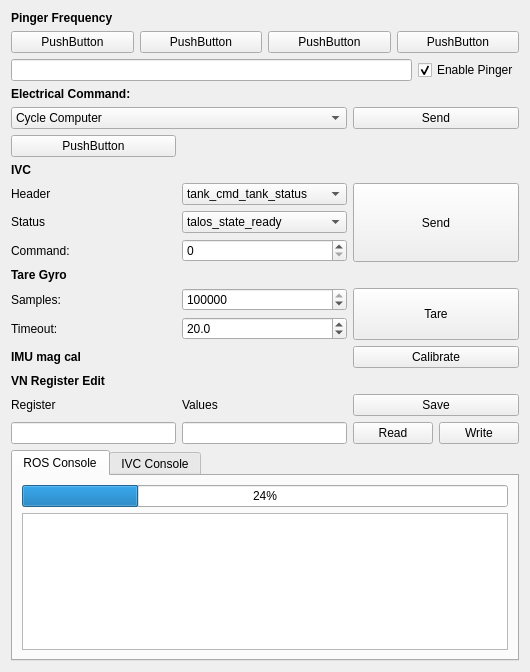
Above: riptide_rviz/riptide_rviz/src/ElectricalPanel.ui from osu-uwrt/riptide_gui before the change. Below: the same form after it.
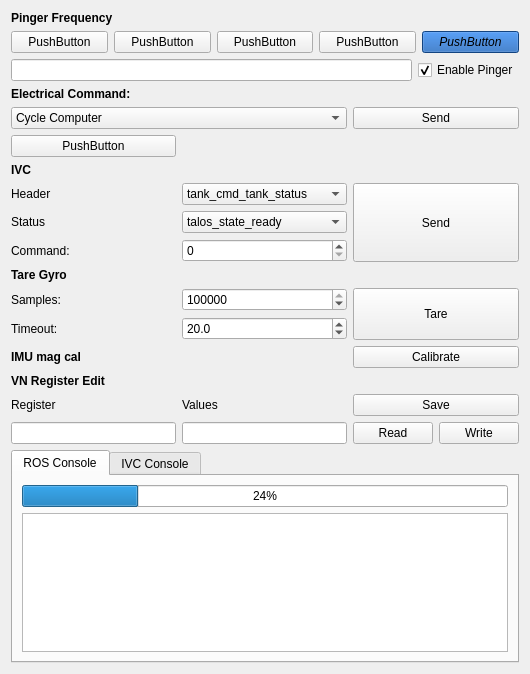
That is the form after the change.

Commit message: Add debug  frequency

Patch:
```diff
--- a/riptide_rviz/riptide_rviz/src/ElectricalPanel.ui
+++ b/riptide_rviz/riptide_rviz/src/ElectricalPanel.ui
@@ -7,7 +7,7 @@
     <x>0</x>
     <y>0</y>
     <width>530</width>
-    <height>672</height>
+    <height>674</height>
    </rect>
   </property>
   <property name="sizePolicy">
@@ -478,6 +478,463 @@
        </property>
       </widget>
      </item>
+     <item>
+      <widget class="QPushButton" name="pingerFreq5">
+       <property name="palette">
+        <palette>
+         <active>
+          <colorrole role="WindowText">
+           <brush brushstyle="SolidPattern">
+            <color alpha="255">
+             <red>0</red>
+             <green>0</green>
+             <blue>0</blue>
+            </color>
+           </brush>
+          </colorrole>
+          <colorrole role="Button">
+           <brush brushstyle="SolidPattern">
+            <color alpha="255">
+             <red>26</red>
+             <green>95</green>
+             <blue>180</blue>
+            </color>
+           </brush>
+          </colorrole>
+          <colorrole role="Light">
+           <brush brushstyle="SolidPattern">
+            <color alpha="255">
+             <red>52</red>
+             <green>143</green>
+             <blue>255</blue>
+            </color>
+           </brush>
+          </colorrole>
+          <colorrole role="Midlight">
+           <brush brushstyle="SolidPattern">
+            <color alpha="255">
+             <red>39</red>
+             <green>119</green>
+             <blue>217</blue>
+            </color>
+           </brush>
+          </colorrole>
+          <colorrole role="Dark">
+           <brush brushstyle="SolidPattern">
+            <color alpha="255">
+             <red>13</red>
+             <green>47</green>
+             <blue>90</blue>
+            </color>
+           </brush>
+          </colorrole>
+          <colorrole role="Mid">
+           <brush brushstyle="SolidPattern">
+            <color alpha="255">
+             <red>17</red>
+             <green>63</green>
+             <blue>120</blue>
+            </color>
+           </brush>
+          </colorrole>
+          <colorrole role="Text">
+           <brush brushstyle="SolidPattern">
+            <color alpha="255">
+             <red>0</red>
+             <green>0</green>
+             <blue>0</blue>
+            </color>
+           </brush>
+          </colorrole>
+          <colorrole role="BrightText">
+           <brush brushstyle="SolidPattern">
+            <color alpha="255">
+             <red>255</red>
+             <green>255</green>
+             <blue>255</blue>
+            </color>
+           </brush>
+          </colorrole>
+          <colorrole role="ButtonText">
+           <brush brushstyle="SolidPattern">
+            <color alpha="255">
+             <red>0</red>
+             <green>0</green>
+             <blue>0</blue>
+            </color>
+           </brush>
+          </colorrole>
+          <colorrole role="Base">
+           <brush brushstyle="SolidPattern">
+            <color alpha="255">
+             <red>255</red>
+             <green>255</green>
+             <blue>255</blue>
+            </color>
+           </brush>
+          </colorrole>
+          <colorrole role="Window">
+           <brush brushstyle="SolidPattern">
+            <color alpha="255">
+             <red>26</red>
+             <green>95</green>
+             <blue>180</blue>
+            </color>
+           </brush>
+          </colorrole>
+          <colorrole role="Shadow">
+           <brush brushstyle="SolidPattern">
+            <color alpha="255">
+             <red>0</red>
+             <green>0</green>
+             <blue>0</blue>
+            </color>
+           </brush>
+          </colorrole>
+          <colorrole role="AlternateBase">
+           <brush brushstyle="SolidPattern">
+            <color alpha="255">
+             <red>140</red>
+             <green>175</green>
+             <blue>217</blue>
+            </color>
+           </brush>
+          </colorrole>
+          <colorrole role="ToolTipBase">
+           <brush brushstyle="SolidPattern">
+            <color alpha="255">
+             <red>255</red>
+             <green>255</green>
+             <blue>220</blue>
+            </color>
+           </brush>
+          </colorrole>
+          <colorrole role="ToolTipText">
+           <brush brushstyle="SolidPattern">
+            <color alpha="255">
+             <red>0</red>
+             <green>0</green>
+             <blue>0</blue>
+            </color>
+           </brush>
+          </colorrole>
+          <colorrole role="PlaceholderText">
+           <brush brushstyle="SolidPattern">
+            <color alpha="128">
+             <red>0</red>
+             <green>0</green>
+             <blue>0</blue>
+            </color>
+           </brush>
+          </colorrole>
+         </active>
+         <inactive>
+          <colorrole role="WindowText">
+           <brush brushstyle="SolidPattern">
+            <color alpha="255">
+             <red>0</red>
+             <green>0</green>
+             <blue>0</blue>
+            </color>
+           </brush>
+          </colorrole>
+          <colorrole role="Button">
+           <brush brushstyle="SolidPattern">
+            <color alpha="255">
+             <red>26</red>
+             <green>95</green>
+             <blue>180</blue>
+            </color>
+           </brush>
+          </colorrole>
+          <colorrole role="Light">
+           <brush brushstyle="SolidPattern">
+            <color alpha="255">
+             <red>52</red>
+             <green>143</green>
+             <blue>255</blue>
+            </color>
+           </brush>
+          </colorrole>
+          <colorrole role="Midlight">
+           <brush brushstyle="SolidPattern">
+            <color alpha="255">
+             <red>39</red>
+             <green>119</green>
+             <blue>217</blue>
+            </color>
+           </brush>
+          </colorrole>
+          <colorrole role="Dark">
+           <brush brushstyle="SolidPattern">
+            <color alpha="255">
+             <red>13</red>
+             <green>47</green>
+             <blue>90</blue>
+            </color>
+           </brush>
+          </colorrole>
+          <colorrole role="Mid">
+           <brush brushstyle="SolidPattern">
+            <color alpha="255">
+             <red>17</red>
+             <green>63</green>
+             <blue>120</blue>
+            </color>
+           </brush>
+          </colorrole>
+          <colorrole role="Text">
+           <brush brushstyle="SolidPattern">
+            <color alpha="255">
+             <red>0</red>
+             <green>0</green>
+             <blue>0</blue>
+            </color>
+           </brush>
+          </colorrole>
+          <colorrole role="BrightText">
+           <brush brushstyle="SolidPattern">
+            <color alpha="255">
+             <red>255</red>
+             <green>255</green>
+             <blue>255</blue>
+            </color>
+           </brush>
+          </colorrole>
+          <colorrole role="ButtonText">
+           <brush brushstyle="SolidPattern">
+            <color alpha="255">
+             <red>0</red>
+             <green>0</green>
+             <blue>0</blue>
+            </color>
+           </brush>
+          </colorrole>
+          <colorrole role="Base">
+           <brush brushstyle="SolidPattern">
+            <color alpha="255">
+             <red>255</red>
+             <green>255</green>
+             <blue>255</blue>
+            </color>
+           </brush>
+          </colorrole>
+          <colorrole role="Window">
+           <brush brushstyle="SolidPattern">
+            <color alpha="255">
+             <red>26</red>
+             <green>95</green>
+             <blue>180</blue>
+            </color>
+           </brush>
+          </colorrole>
+          <colorrole role="Shadow">
+           <brush brushstyle="SolidPattern">
+            <color alpha="255">
+             <red>0</red>
+             <green>0</green>
+             <blue>0</blue>
+            </color>
+           </brush>
+          </colorrole>
+          <colorrole role="AlternateBase">
+           <brush brushstyle="SolidPattern">
+            <color alpha="255">
+             <red>140</red>
+             <green>175</green>
+             <blue>217</blue>
+            </color>
+           </brush>
+          </colorrole>
+          <colorrole role="ToolTipBase">
+           <brush brushstyle="SolidPattern">
+            <color alpha="255">
+             <red>255</red>
+             <green>255</green>
+             <blue>220</blue>
+            </color>
+           </brush>
+          </colorrole>
+          <colorrole role="ToolTipText">
+           <brush brushstyle="SolidPattern">
+            <color alpha="255">
+             <red>0</red>
+             <green>0</green>
+             <blue>0</blue>
+            </color>
+           </brush>
+          </colorrole>
+          <colorrole role="PlaceholderText">
+           <brush brushstyle="SolidPattern">
+            <color alpha="128">
+             <red>0</red>
+             <green>0</green>
+             <blue>0</blue>
+            </color>
+           </brush>
+          </colorrole>
+         </inactive>
+         <disabled>
+          <colorrole role="WindowText">
+           <brush brushstyle="SolidPattern">
+            <color alpha="255">
+             <red>13</red>
+             <green>47</green>
+             <blue>90</blue>
+            </color>
+           </brush>
+          </colorrole>
+          <colorrole role="Button">
+           <brush brushstyle="SolidPattern">
+            <color alpha="255">
+             <red>26</red>
+             <green>95</green>
+             <blue>180</blue>
+            </color>
+           </brush>
+          </colorrole>
+          <colorrole role="Light">
+           <brush brushstyle="SolidPattern">
+            <color alpha="255">
+             <red>52</red>
+             <green>143</green>
+             <blue>255</blue>
+            </color>
+           </brush>
+          </colorrole>
+          <colorrole role="Midlight">
+           <brush brushstyle="SolidPattern">
+            <color alpha="255">
+             <red>39</red>
+             <green>119</green>
+             <blue>217</blue>
+            </color>
+           </brush>
+          </colorrole>
+          <colorrole role="Dark">
+           <brush brushstyle="SolidPattern">
+            <color alpha="255">
+             <red>13</red>
+             <green>47</green>
+             <blue>90</blue>
+            </color>
+           </brush>
+          </colorrole>
+          <colorrole role="Mid">
+           <brush brushstyle="SolidPattern">
+            <color alpha="255">
+             <red>17</red>
+             <green>63</green>
+             <blue>120</blue>
+            </color>
+           </brush>
+          </colorrole>
+          <colorrole role="Text">
+           <brush brushstyle="SolidPattern">
+            <color alpha="255">
+             <red>13</red>
+             <green>47</green>
+             <blue>90</blue>
+            </color>
+           </brush>
+          </colorrole>
+          <colorrole role="BrightText">
+           <brush brushstyle="SolidPattern">
+            <color alpha="255">
+             <red>255</red>
+             <green>255</green>
+             <blue>255</blue>
+            </color>
+           </brush>
+          </colorrole>
+          <colorrole role="ButtonText">
+           <brush brushstyle="SolidPattern">
+            <color alpha="255">
+             <red>13</red>
+             <green>47</green>
+             <blue>90</blue>
+            </color>
+           </brush>
+          </colorrole>
+          <colorrole role="Base">
+           <brush brushstyle="SolidPattern">
+            <color alpha="255">
+             <red>26</red>
+             <green>95</green>
+             <blue>180</blue>
+            </color>
+           </brush>
+          </colorrole>
+          <colorrole role="Window">
+           <brush brushstyle="SolidPattern">
+            <color alpha="255">
+             <red>26</red>
+             <green>95</green>
+             <blue>180</blue>
+            </color>
+           </brush>
+          </colorrole>
+          <colorrole role="Shadow">
+           <brush brushstyle="SolidPattern">
+            <color alpha="255">
+             <red>0</red>
+             <green>0</green>
+             <blue>0</blue>
+            </color>
+           </brush>
+          </colorrole>
+          <colorrole role="AlternateBase">
+           <brush brushstyle="SolidPattern">
+            <color alpha="255">
+             <red>26</red>
+             <green>95</green>
+             <blue>180</blue>
+            </color>
+           </brush>
+          </colorrole>
+          <colorrole role="ToolTipBase">
+           <brush brushstyle="SolidPattern">
+            <color alpha="255">
+             <red>255</red>
+             <green>255</green>
+             <blue>220</blue>
+            </color>
+           </brush>
+          </colorrole>
+          <colorrole role="ToolTipText">
+           <brush brushstyle="SolidPattern">
+            <color alpha="255">
+             <red>0</red>
+             <green>0</green>
+             <blue>0</blue>
+            </color>
+           </brush>
+          </colorrole>
+          <colorrole role="PlaceholderText">
+           <brush brushstyle="SolidPattern">
+            <color alpha="128">
+             <red>0</red>
+             <green>0</green>
+             <blue>0</blue>
+            </color>
+           </brush>
+          </colorrole>
+         </disabled>
+        </palette>
+       </property>
+       <property name="font">
+        <font>
+         <italic>true</italic>
+        </font>
+       </property>
+       <property name="text">
+        <string>PushButton</string>
+       </property>
+       <property name="checkable">
+        <bool>true</bool>
+       </property>
+      </widget>
+     </item>
     </layout>
    </item>
    <item row="0" column="0">
```
The commit also changes 2 other files.
